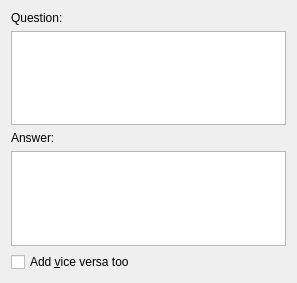
Above: mnemosyne/mnemosyne/pyqt_ui/card_twosided.ui from vasvlad/pomni before the change. Below: the same form after it.
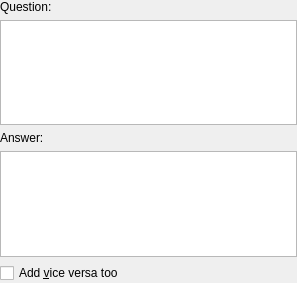
That is the form after the change.

```diff
--- a/mnemosyne/mnemosyne/pyqt_ui/card_twosided.ui
+++ b/mnemosyne/mnemosyne/pyqt_ui/card_twosided.ui
@@ -13,6 +13,18 @@
    <string>Form</string>
   </property>
   <layout class="QHBoxLayout" >
+   <property name="leftMargin" >
+    <number>0</number>
+   </property>
+   <property name="topMargin" >
+    <number>0</number>
+   </property>
+   <property name="rightMargin" >
+    <number>0</number>
+   </property>
+   <property name="bottomMargin" >
+    <number>0</number>
+   </property>
    <item>
     <layout class="QVBoxLayout" >
      <item>
@@ -29,7 +41,17 @@
       </widget>
      </item>
      <item>
-      <widget class="QTextBrowser" name="question" />
+      <widget class="QTextBrowser" name="question" >
+       <property name="tabChangesFocus" >
+        <bool>true</bool>
+       </property>
+       <property name="undoRedoEnabled" >
+        <bool>true</bool>
+       </property>
+       <property name="readOnly" >
+        <bool>false</bool>
+       </property>
+      </widget>
      </item>
      <item>
       <widget class="QLabel" name="answer_label" >
@@ -39,7 +61,17 @@
       </widget>
      </item>
      <item>
-      <widget class="QTextBrowser" name="answer" />
+      <widget class="QTextBrowser" name="answer" >
+       <property name="tabChangesFocus" >
+        <bool>true</bool>
+       </property>
+       <property name="undoRedoEnabled" >
+        <bool>true</bool>
+       </property>
+       <property name="readOnly" >
+        <bool>false</bool>
+       </property>
+      </widget>
      </item>
      <item>
       <widget class="QCheckBox" name="vice_versa" >
```
Left out of the diff: 7 changed lines with no effect on the pictures.
